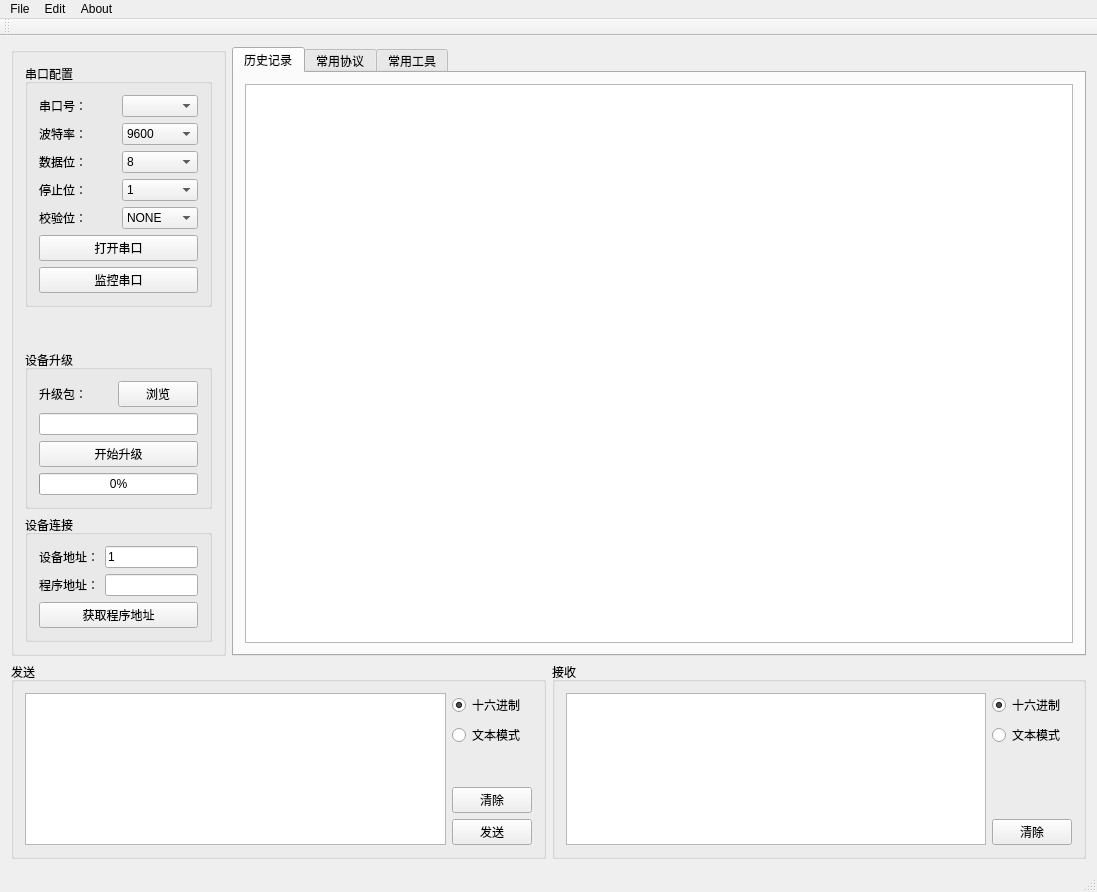
First picture: the form in ComMonitor/mainwindow.ui, repository hougaiqiang/ComMonitor, before the edit.
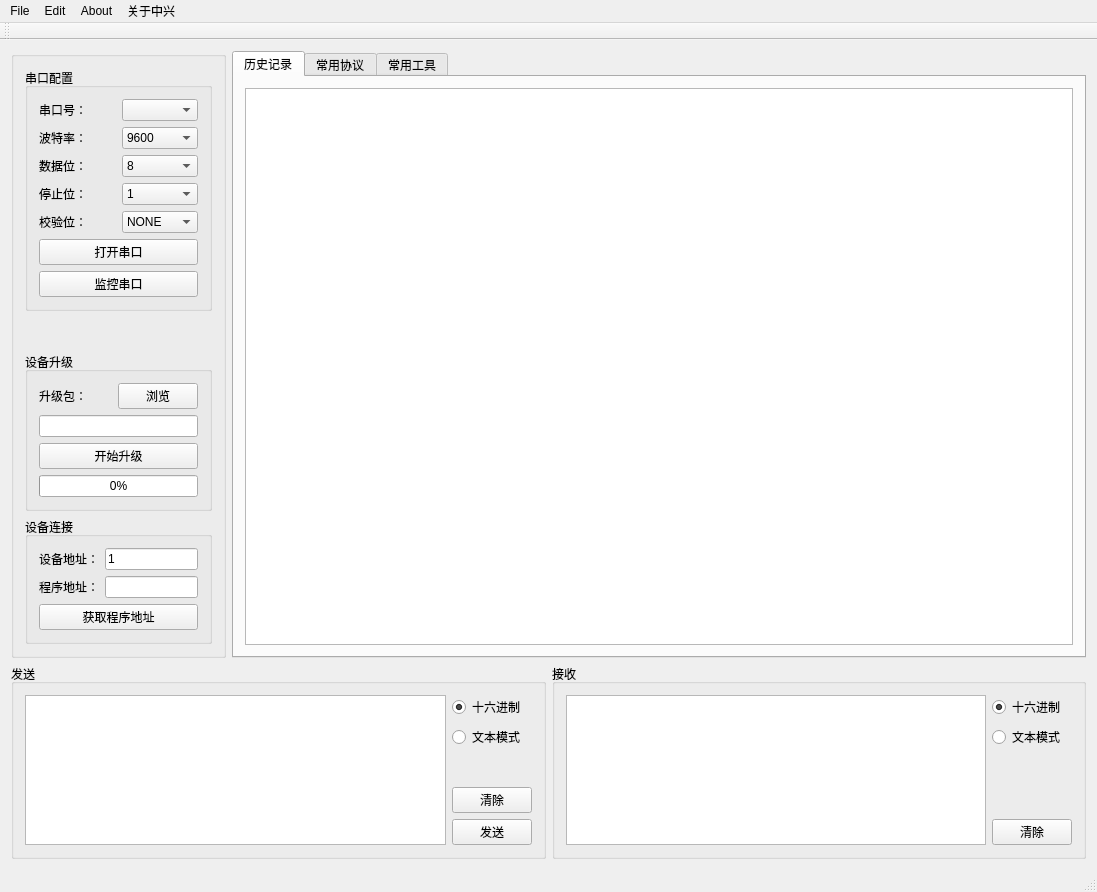
Second picture: the form after the edit.

Commit message: 新建分支，适合中兴仪器

The edit to the form file:
```diff
--- a/ComMonitor/mainwindow.ui
+++ b/ComMonitor/mainwindow.ui
@@ -841,9 +841,15 @@
     <addaction name="actionHelp"/>
     <addaction name="actionAbout"/>
    </widget>
+   <widget class="QMenu" name="menu">
+    <property name="title">
+     <string>关于中兴</string>
+    </property>
+   </widget>
    <addaction name="menufile"/>
    <addaction name="menuEdit"/>
    <addaction name="menuAbout"/>
+   <addaction name="menu"/>
   </widget>
   <widget class="QToolBar" name="mainToolBar">
    <attribute name="toolBarArea">
```
The commit also changes 1 other file.
